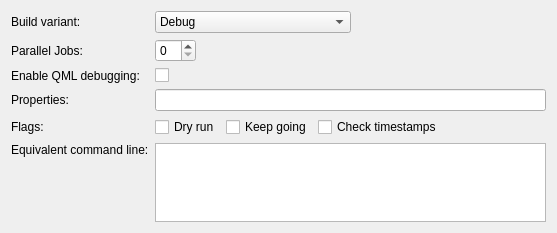
This is src/plugins/qbsprojectmanager/qbsbuildstepconfigwidget.ui in qt-creator/qt-creator as Qt 5 draws it before an edit. The edited form follows.
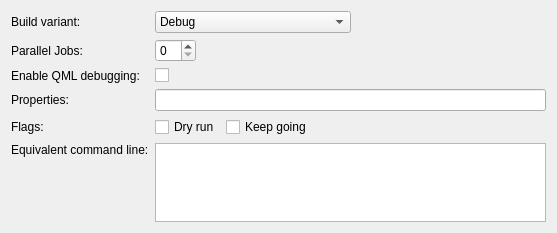
This is the edited form. Icons and pictures are not drawn. Custom widgets are drawn as their Qt base class.

Commit message:
QbsProjectManager: Do not expose the "check timestamps" option.
The functionality it offers is not essential, and it has side-effects
that can lead to bugs if users turn it on for no particular reason.

The edit to the form file:
```diff
--- a/src/plugins/qbsprojectmanager/qbsbuildstepconfigwidget.ui
+++ b/src/plugins/qbsprojectmanager/qbsbuildstepconfigwidget.ui
@@ -180,16 +180,6 @@
        </property>
       </widget>
      </item>
-     <item>
-      <widget class="QCheckBox" name="checkTimestampCheckBox">
-       <property name="toolTip">
-        <string>Instead of using the file timestamps that are stored in the build graph, retrieve the timestamps from the file system.</string>
-       </property>
-       <property name="text">
-        <string>Check timestamps</string>
-       </property>
-      </widget>
-     </item>
      <item>
       <spacer name="checkBoxSpacer">
        <property name="orientation">
```
The commit also changes 3 other files.
